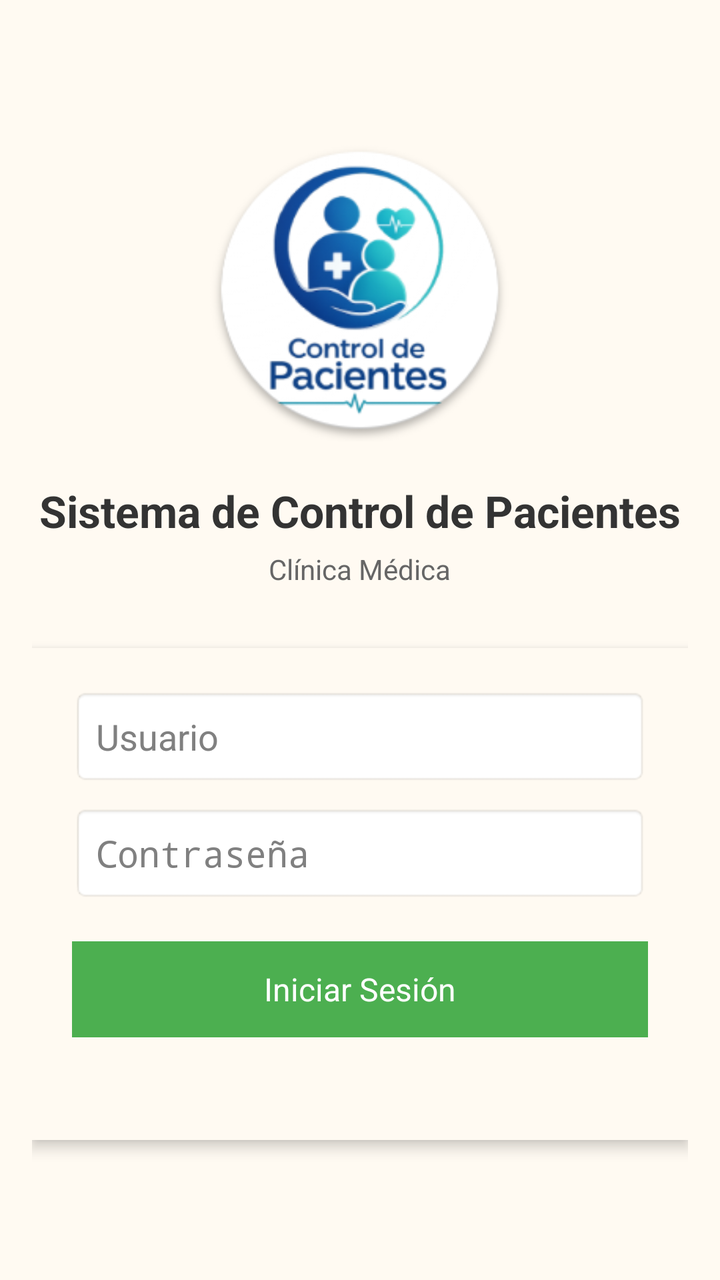
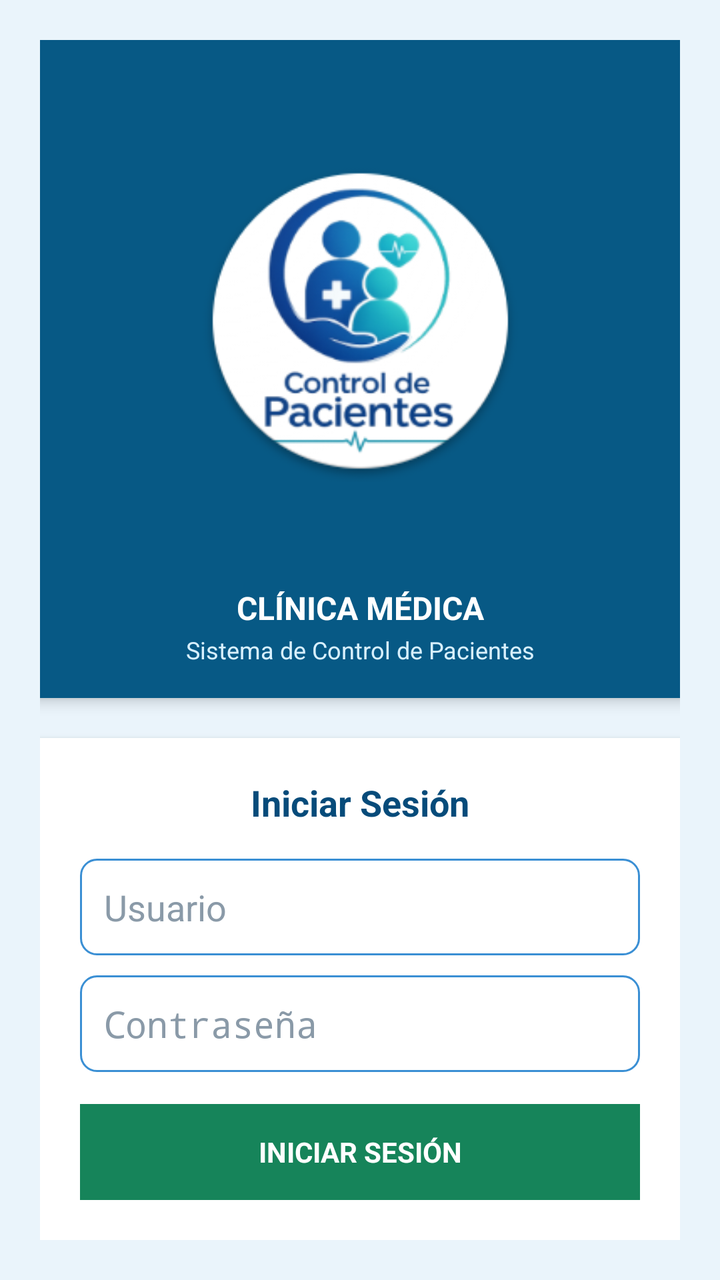

The first picture is an Android layout as it rendered before a commit; the second is the same layout after the commit. The layout source and the unified diff follow.
<!-- AndroidManifest.xml: application theme android:Theme.Holo.Light -->
<!-- res/layout/activity_login.xml -->
<?xml version="1.0" encoding="utf-8"?>
<LinearLayout xmlns:android="http://schemas.android.com/apk/res/android"
    android:layout_width="match_parent"
    android:layout_height="match_parent"
    android:background="#fffaf2"
    android:gravity="center"
    android:orientation="vertical"
    android:padding="16dp" >

    <ImageView
        android:layout_width="151dp"
        android:layout_height="151dp"
        android:src="@drawable/ic_launcher2"
        android:scaleType="fitCenter"
        android:layout_marginBottom="20dp"/>

    <TextView
        android:layout_width="wrap_content"
        android:layout_height="wrap_content"
        android:text="Sistema de Control de Pacientes"
        android:textSize="22sp"
        android:textStyle="bold"
        android:textColor="#333"
        android:layout_marginBottom="5dp"/>

    <TextView
        android:layout_width="wrap_content"
        android:layout_height="wrap_content"
        android:text="Clínica Médica"
        android:textSize="14sp"
        android:textColor="#666"
        android:layout_marginBottom="30dp"/>

    <LinearLayout
        android:layout_width="match_parent"
        android:layout_height="wrap_content"
        android:background="#fffaf2"
        android:elevation="4dp"
        android:orientation="vertical"
        android:padding="20dp" >

        <EditText
            android:id="@+id/etUsuario"
            android:layout_width="match_parent"
            android:layout_height="wrap_content"
            android:hint="Usuario"
            android:inputType="text"
            android:padding="12dp"
            android:background="@android:drawable/editbox_background"/>

        <EditText
            android:id="@+id/etPassword"
            android:layout_width="match_parent"
            android:layout_height="wrap_content"
            android:hint="Contraseña"
            android:inputType="textPassword"
            android:padding="12dp"
            android:layout_marginTop="10dp"
            android:background="@android:drawable/editbox_background"/>

        <Button
            android:id="@+id/btnLogin"
            android:layout_width="match_parent"
            android:layout_height="wrap_content"
            android:text="Iniciar Sesión"
            android:textSize="16sp"
            android:padding="12dp"
            android:layout_marginTop="20dp"
            android:background="#4CAF50"
            android:textColor="#ffffff"/>

        <TextView
            android:layout_width="wrap_content"
            android:layout_height="wrap_content"
            android:textSize="12sp"
            android:textColor="#999"
            android:layout_marginTop="15dp"
            android:layout_gravity="center"/>
    </LinearLayout>
</LinearLayout>
<!-- resources referenced by this layout -->
<resources>
  <!-- drawable ic_launcher2: png bitmap (drawable-hdpi, 41960 bytes) -->
</resources>

<!-- the commit's change to res/layout/activity_login.xml (unified diff, before → after) -->
@@ -2,79 +2,126 @@
 <LinearLayout xmlns:android="http://schemas.android.com/apk/res/android"
     android:layout_width="match_parent"
     android:layout_height="match_parent"
-    android:background="#fffaf2"
+    android:background="#EAF4FB"
     android:gravity="center"
     android:orientation="vertical"
-    android:padding="16dp" >
+    android:padding="20dp" >
 
-    <ImageView
-        android:layout_width="151dp"
-        android:layout_height="151dp"
-        android:src="@drawable/ic_launcher2"
-        android:scaleType="fitCenter"
-        android:layout_marginBottom="20dp"/>
+    
+    
+    
 
-    <TextView
-        android:layout_width="wrap_content"
+    <LinearLayout
+        android:layout_width="327dp"
         android:layout_height="wrap_content"
-        android:text="Sistema de Control de Pacientes"
-        android:textSize="22sp"
-        android:textStyle="bold"
-        android:textColor="#333"
-        android:layout_marginBottom="5dp"/>
+        android:layout_weight="0.17"
+        android:background="#075985"
+        android:elevation="4dp"
+        android:gravity="center"
+        android:orientation="vertical"
+        android:padding="16dp" >
 
-    <TextView
-        android:layout_width="wrap_content"
-        android:layout_height="wrap_content"
-        android:text="Clínica Médica"
-        android:textSize="14sp"
-        android:textColor="#666"
-        android:layout_marginBottom="30dp"/>
+        
+
+        <ImageView
+            android:layout_width="161dp"
+            android:layout_height="80dp"
+            android:layout_weight="0.10"
+            android:contentDescription="Logo Clínica"
+            android:scaleType="fitCenter"
+            android:src="@drawable/ic_launcher2" />
+
+        
+
+        <TextView
+            android:layout_width="wrap_content"
+            android:layout_height="wrap_content"
+            android:layout_marginTop="8dp"
+            android:gravity="center"
+            android:text="CLÍNICA MÉDICA"
+            android:textColor="#FFFFFF"
+            android:textSize="16sp"
+            android:textStyle="bold" />
+
+        
+
+        <TextView
+            android:layout_width="wrap_content"
+            android:layout_height="wrap_content"
+            android:layout_marginTop="2dp"
+            android:gravity="center"
+            android:text="Sistema de Control de Pacientes"
+            android:textColor="#D8F0FF"
+            android:textSize="12sp" />
+    </LinearLayout>
+
+    
+    
+    
 
     <LinearLayout
         android:layout_width="match_parent"
         android:layout_height="wrap_content"
-        android:background="#fffaf2"
-        android:elevation="4dp"
+        android:layout_marginTop="20dp"
+        android:background="#FFFFFF"
+        android:elevation="3dp"
         android:orientation="vertical"
         android:padding="20dp" >
+
+        
+
+        <TextView
+            android:layout_width="wrap_content"
+            android:layout_height="wrap_content"
+            android:layout_gravity="center"
+            android:layout_marginBottom="16dp"
+            android:text="Iniciar Sesión"
+            android:textColor="#064B7A"
+            android:textSize="18sp"
+            android:textStyle="bold" />
+
+        
 
         <EditText
             android:id="@+id/etUsuario"
             android:layout_width="match_parent"
             android:layout_height="wrap_content"
+            android:background="@drawable/rounded_edittext"
             android:hint="Usuario"
             android:inputType="text"
             android:padding="12dp"
-            android:background="@android:drawable/editbox_background"/>
+            android:singleLine="true"
+            android:textColor="#17324D"
+            android:textColorHint="#8A9AA8" />
+
+        
 
         <EditText
             android:id="@+id/etPassword"
             android:layout_width="match_parent"
             android:layout_height="wrap_content"
+            android:layout_marginTop="10dp"
+            android:background="@drawable/rounded_edittext"
             android:hint="Contraseña"
             android:inputType="textPassword"
             android:padding="12dp"
-            android:layout_marginTop="10dp"
-            android:background="@android:drawable/editbox_background"/>
+            android:singleLine="true"
+            android:textColor="#17324D"
+            android:textColorHint="#8A9AA8" />
+
+        
 
         <Button
             android:id="@+id/btnLogin"
             android:layout_width="match_parent"
             android:layout_height="wrap_content"
-            android:text="Iniciar Sesión"
-            android:textSize="16sp"
-            android:padding="12dp"
-            android:layout_marginTop="20dp"
-            android:background="#4CAF50"
-            android:textColor="#ffffff"/>
+            android:layout_marginTop="16dp"
+            android:background="#16845A"
+            android:padding="13dp"
+            android:text="INICIAR SESIÓN"
+            android:textColor="#FFFFFF"
+            android:textSize="14sp"
+            android:textStyle="bold" />
+    </LinearLayout>
 
-        <TextView
-            android:layout_width="wrap_content"
-            android:layout_height="wrap_content"
-            android:textSize="12sp"
-            android:textColor="#999"
-            android:layout_marginTop="15dp"
-            android:layout_gravity="center"/>
-    </LinearLayout>
 </LinearLayout>
<!-- resource entries referenced after the edit -->
@@ -1,5 +1,29 @@
 <!-- resources referenced by this layout -->
 <resources>
   <!-- drawable ic_launcher2: png bitmap (drawable-hdpi, 41960 bytes) -->
+  <!-- drawable rounded_edittext (drawable-hdpi) -->
+  <?xml version="1.0" encoding="utf-8"?>
+  <shape xmlns:android="http://schemas.android.com/apk/res/android"
+      android:shape="rectangle">
+      
+      
+      <solid android:color="#FFFFFF" />
+      
+      
+      <stroke
+          android:width="1dp"
+          android:color="#3A8FD4" />
+      
+      
+      <corners android:radius="8dp" />
+      
+      
+      <padding
+          android:left="4dp"
+          android:top="4dp"
+          android:right="4dp"
+          android:bottom="4dp" />
+          
+  </shape>
 </resources>
 
